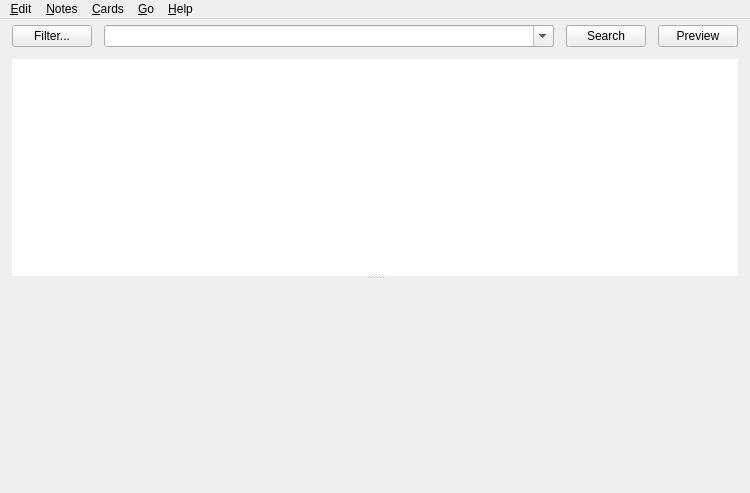
Old version of the form designer/browser.ui in the repository ankitects/anki.
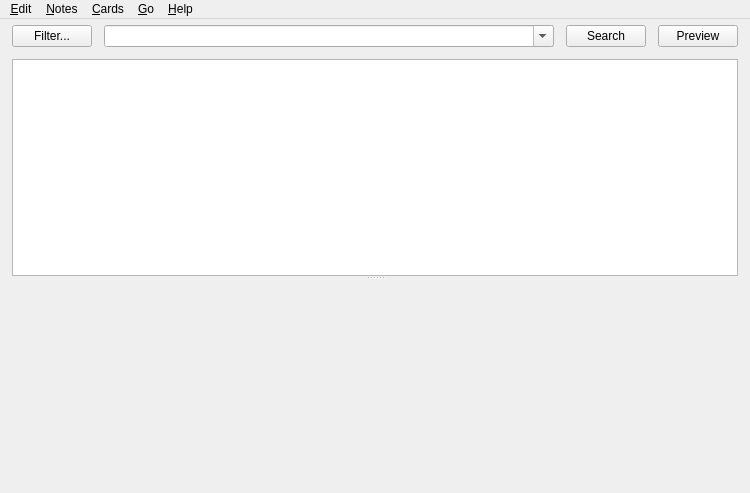
New version of the form.

Commit message: add a frame to search area

```diff
--- a/designer/browser.ui
+++ b/designer/browser.ui
@@ -140,12 +140,6 @@
           <property name="contextMenuPolicy">
            <enum>Qt::ActionsContextMenu</enum>
           </property>
-          <property name="frameShape">
-           <enum>QFrame::NoFrame</enum>
-          </property>
-          <property name="frameShadow">
-           <enum>QFrame::Plain</enum>
-          </property>
           <property name="horizontalScrollBarPolicy">
            <enum>Qt::ScrollBarAsNeeded</enum>
           </property>
```
